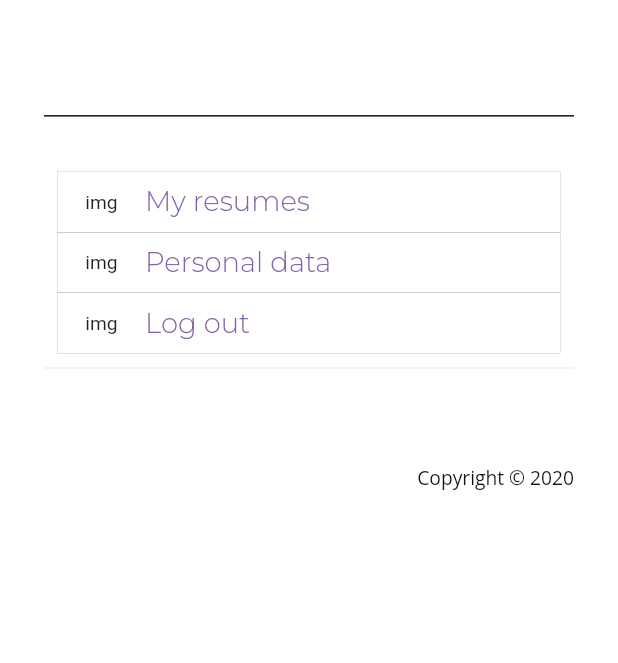
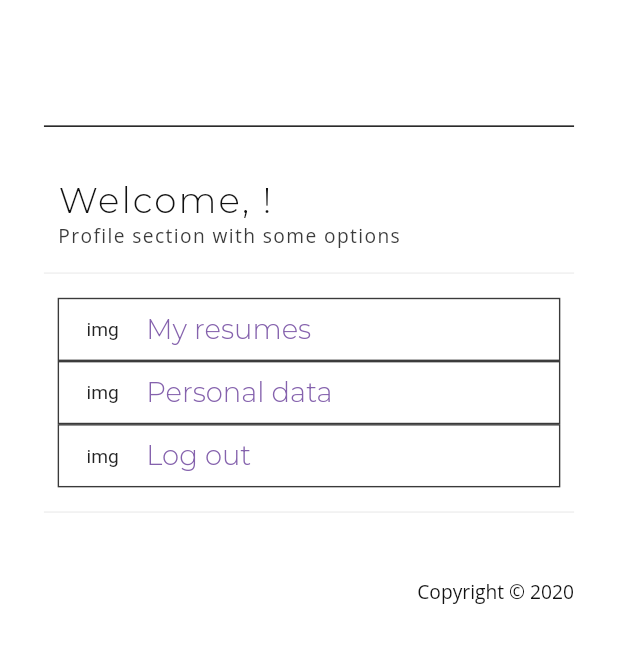
Before and after one commit to d3c6e1/jobsearch_client, a Flutter app: the ProfilePage screen opened directly, on a phone screen of 412 x 824 dp, the part 165-828 px from its top. Run offline on Flutter 3.47's test engine with Material 2 defaults, Android fonts, the phone set to English and light mode, and no system bars; our stand-ins replace google_fonts, responsive_framework, responsive_grid; missing offline and left inert: dart:html; statements that could not run were skipped.

Commit message:
upd profile; init account information

```diff
--- a/lib/components/divider.dart
+++ b/lib/components/divider.dart
@@ -1,4 +1,4 @@
-import 'package:flutter/widgets.dart';
+import 'package:flutter/material.dart';
 
 class DividerLine extends StatelessWidget{
   final Color color;
@@ -14,3 +14,5 @@ class DividerLine extends StatelessWidget{
     );
   }
 }
+
+const Widget divider = Divider(color: Color(0xFFEEEEEE), thickness: 1.0);
--- a/lib/components/menu.dart
+++ b/lib/components/menu.dart
@@ -41,9 +41,7 @@ class MenuBar extends StatelessWidget {
             ],
           ),
         ),
-        DividerLine(
-          color: Color(0xFF000000),
-        ),
+        Divider(color: Color(0xFF000000), thickness: 1),
       ],
     );
   }
--- a/lib/main.dart
+++ b/lib/main.dart
@@ -31,7 +31,7 @@ class AppClient extends StatelessWidget {
             ],
           background: Container(color: Color(0xFFF5F5F5)),
         ),
-        initialRoute: Routes.home,
+        initialRoute: Routes.account,
         onGenerateRoute: Router.generateRoute,
         theme: ThemeConfig.lightTheme,
 //      theme: Theme.of(context).copyWith(platform: TargetPlatform.android),
--- a/lib/pages/home.dart
+++ b/lib/pages/home.dart
@@ -11,11 +11,11 @@ class HomePage extends StatelessWidget{
         VacancySearch(
           headText: 'Try to find vacancies right now',
         ),
-        DividerLine(),
+        divider,
         ResumeSection(),
-        DividerLine(),
+        divider,
         InfoSection(),
-        DividerLine(),
+        divider,
         Footer(),
       ],
     );
--- a/lib/pages/pages.dart
+++ b/lib/pages/pages.dart
@@ -6,3 +6,4 @@ export 'organizations.dart';
 export 'profile.dart';
 export 'vacancies.dart';
 export 'login.dart';
+export 'account.dart';
--- a/lib/pages/profile.dart
+++ b/lib/pages/profile.dart
@@ -1,7 +1,9 @@
 import 'package:flutter/widgets.dart';
 import 'package:jobsearch_client/components/components.dart';
+import 'package:jobsearch_client/model/model.dart';
 import 'package:jobsearch_client/utils/utils.dart';
 import 'package:responsive_grid/responsive_grid.dart';
+import 'package:provider/provider.dart';
 
 class ProfilePage extends StatefulWidget{
   @override
@@ -14,8 +16,13 @@ class _ProfilePageState extends State<ProfilePage>{
     return MainScaffold(
       widgets: [
         MenuBar(),
+        SizedBox(
+          height: 20,
+        ),
+        _ProfileHeader(),
+        divider,
         Profile(),
-        DividerLine(),
+        divider,
         Footer(),
       ],
     );
@@ -62,7 +69,6 @@ class _ProfileState extends State<Profile>{
 
   ResponsiveGridCol _profileItem(BuildContext context,
       {String img, String itemName, Function onTap}) {
-
     return ResponsiveGridCol(
           xs: 12,
           sm: 6,
@@ -72,7 +78,7 @@ class _ProfileState extends State<Profile>{
             decoration: BoxDecoration(
               border: Border.all(
                 color: textSecondary,
-                width: 0.1,
+                width: 1.0,
               )
             ),
             child: MouseCursor(
@@ -101,3 +107,27 @@ class _ProfileState extends State<Profile>{
         );
   }
 }
+
+class _ProfileHeader extends StatelessWidget {
+  @override
+  Widget build(BuildContext context) {
+    return Container(
+      margin: EdgeInsets.all(10.0),
+      alignment: Alignment.topLeft,
+      child: Column(
+        crossAxisAlignment: CrossAxisAlignment.start,
+        children: [
+          Text(
+            'Welcome, ${context.select((User u) => u.firstName)}!',
+            style: headlineTextStyle,
+          ),
+          // TODO
+          Text(
+            'Profile section with some options',
+            style: subtitleTextStyle,
+          ),
+        ],
+      ),
+    );
+  }
+}
--- a/lib/utils/router.dart
+++ b/lib/utils/router.dart
@@ -18,6 +18,9 @@ class Router {
         case Routes.profile:
           return ProfilePage();
           break;
+        case Routes.account:
+          return AccountPage();
+          break;
         default:
           return null;
           break;
--- a/pubspec.yaml
+++ b/pubspec.yaml
@@ -38,9 +38,8 @@ flutter:
   uses-material-design: true
 
   # To add assets to your application, add an assets section, like this:
-#  assets:
-#    - assets/images/a_dot_burr.jpeg
-#    - assets/images/a_dot_ham.jpeg
+  assets:
+    - assets/images/
 
   # An image asset can refer to one or more resolution-specific "variants", see
   # https://flutter.dev/assets-and-images/#resolution-aware.
```
Also changed, not shown: lib/pages/account.dart (added, +279 -0 lines), assets/images/no_photo_user.png (added).
